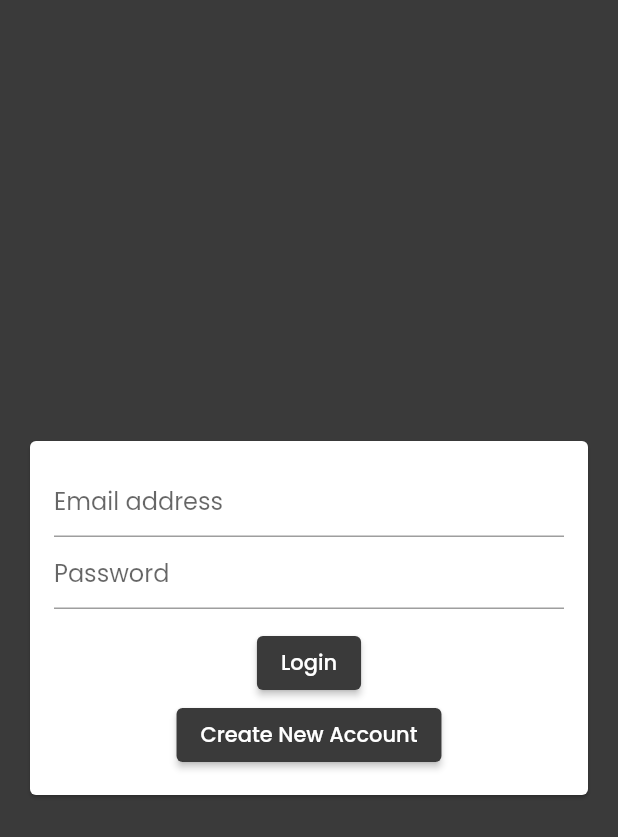
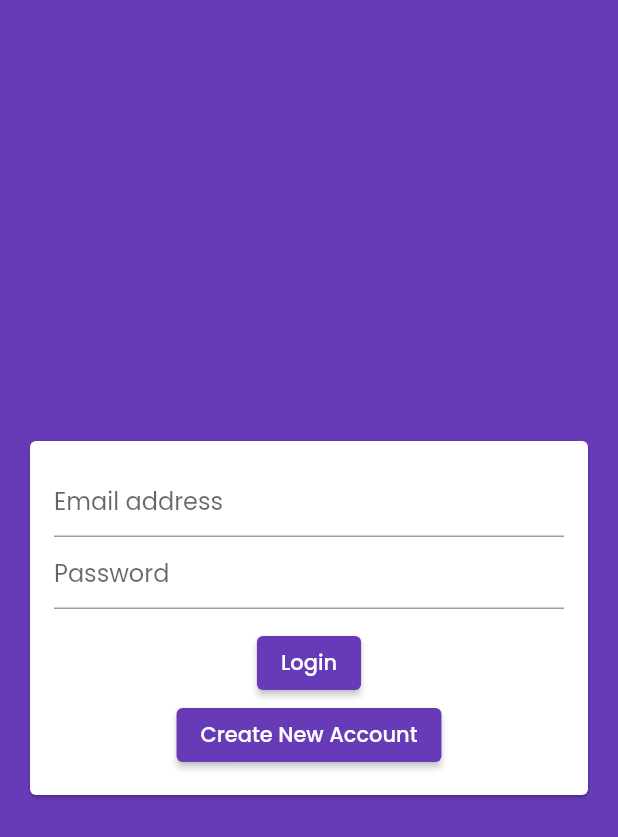
Before and after one commit to huzaifa7890/pos-app, a Flutter app: the screen it shows after launch, on a phone screen of 412 x 824 dp. Shown: the top 837 px of the screen. Run offline on Flutter 3.47's test engine with Material 2 defaults, Android fonts, the phone set to English and light mode, and no system bars; our stand-ins replace google_fonts, local_auth, printing, shared_preferences, sqflite; missing offline and left inert: flutter_barcode_scanner; accounts and stored records are empty.

Commit message:
ui improves

```diff
--- a/lib/main.dart
+++ b/lib/main.dart
@@ -17,7 +17,6 @@ import 'package:pixelone/screens/splash_screen.dart';
 import 'package:pixelone/utils/constants.dart';
 import 'package:provider/provider.dart';
 import 'package:pixelone/screens/auth_screen.dart';
-import 'utils/pallete.dart';
 
 void main() async {
   WidgetsFlutterBinding.ensureInitialized();
@@ -55,7 +54,7 @@ class MyApp extends StatelessWidget {
           title: 'Pixelone',
           theme: ThemeData(
             fontFamily: GoogleFonts.poppins().fontFamily,
-            primarySwatch: Palette.primaryPaletteColor,
+            primarySwatch: Colors.deepPurple,
             textSelectionTheme: const TextSelectionThemeData(
               cursorColor: primaryColor,
               selectionColor: primaryColor,
--- a/lib/screens/home_screen.dart
+++ b/lib/screens/home_screen.dart
@@ -148,6 +148,9 @@ class _HomeScreenState extends State<HomeScreen> {
       case 3:
         Navigator.pushNamed(context, '/Orders');
         break;
+      case 4:
+        Navigator.pushNamed(context, '/ExtraScreen');
+        break;
       default:
         break;
     }
--- a/lib/utils/pallete.dart
+++ b/lib/utils/pallete.dart
@@ -1,21 +1,5 @@
 import 'package:flutter/material.dart';
 
 class Palette {
-  static const MaterialColor primaryPaletteColor = MaterialColor(
-    0xFF3A3A3A,
-    //0xFF466CB4,
-    //0xffe55f48, // 0% comes in here, this will be color picked if no shade is selected when defining a Color property which doesn’t require a swatch.
-    <int, Color>{
-      50: Color(0xffce5641), //10%
-      100: Color(0xffb74c3a), //20%
-      200: Color(0xffa04332), //30%
-      300: Color(0xff89392b), //40%
-      400: Color(0xff733024), //50%
-      500: Color(0xff5c261d), //60%
-      600: Color(0xff451c16), //70%
-      700: Color(0xff2e130e), //80%
-      800: Color(0xff170907), //90%
-      900: Color(0xff000000), //100%
-    },
-  );
+  static Color primaryPaletteColor = const Color.fromARGB(255, 140, 46, 228);
 }
```
Also changed, not shown: lib/screens/sales_screen.dart (+55 -24 lines), lib/widgets/discount_dialog.dart (added, +49 -0 lines), lib/widgets/sales_dialog.dart (+1 -11 lines).
